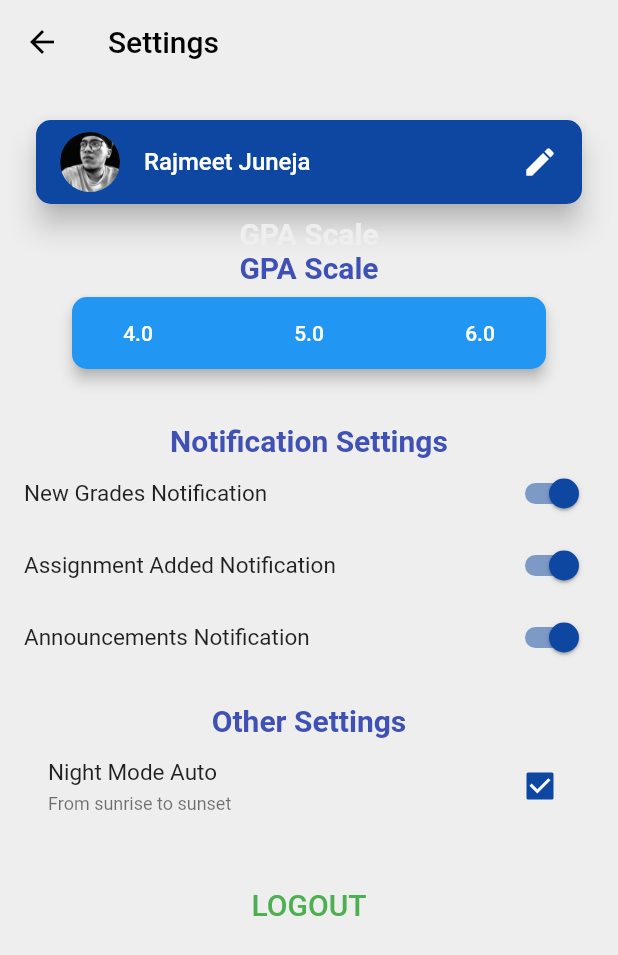
After one commit to Suvanch/post_graded, a Flutter app: the settingsPage screen opened directly, on a phone screen of 412 x 824 dp. The commit adds this screen. Shown: the top 955 px of the screen. Run offline on Flutter 3.47's test engine with Material 2 defaults, Android fonts, the phone set to English and light mode, and no system bars; our stand-ins replace page_transition, simple_animations.

Commit message:
Created Settings Page

```diff
--- a/lib/main.dart
+++ b/lib/main.dart
@@ -1,5 +1,6 @@
 import 'package:flutter/material.dart';
 import 'package:flutter/rendering.dart';
+import 'package:postgraded/settingsPage.dart';
 
 //void main() => runApp(gradedApp());
 
@@ -32,7 +33,8 @@ class gradedApp extends StatelessWidget {
                     icon: Icon(
                         appBarIcons(title: 'Car', icon: Icons.autorenew).icon),
                     onPressed: () {
-                      print("ye i clicke it");
+                      Navigator.push(context, MaterialPageRoute(builder: (context) => settingsPage()));
+                      //Change back only for test
                     },
                   ),
                 ],
--- /dev/null
+++ b/lib/settingsPage.dart
@@ -0,0 +1,152 @@
+import 'package:flutter/material.dart';
+import 'package:flutter/gestures.dart';
+import 'package:postgraded/Intro.dart';
+
+class settingsPage extends StatelessWidget{
+  bool _tester = false;
+  @override
+  Widget build(BuildContext context) {
+    return Scaffold(
+      backgroundColor: Colors.grey.shade200,
+      appBar: AppBar(
+        elevation: 0,
+        brightness: Brightness.light,
+        iconTheme: IconThemeData(color: Colors.black),
+        backgroundColor: Colors.grey.shade200,
+        title: Text('Settings',textAlign: TextAlign.center, style: TextStyle(color: Colors.black),),
+      ),
+      body: SingleChildScrollView(
+        padding: const EdgeInsets.all(16.0),
+        child: Column(
+          crossAxisAlignment: CrossAxisAlignment.start,
+          children: <Widget>[
+            Card(
+              elevation: 8.0,
+              shape: RoundedRectangleBorder(borderRadius: BorderRadius.circular(10.0)),
+              margin: const EdgeInsets.all(8.0),
+              color: Colors.blue[900],
+              child: ListTile(
+                onTap: (){
+                  //Edit name or details
+                },
+                title: Text("Rajmeet Juneja",style: TextStyle(color: Colors.white,fontWeight:
+                FontWeight.w500),),
+                leading: CircleAvatar(
+                  backgroundImage: AssetImage('assets/images/profile.png'),
+                ),
+                trailing: Icon(Icons.edit, color: Colors.white,),
+              ),
+            ),
+            //const SizedBox(width: 10.0,),
+            Center(
+              child: Text("GPA Scale",textAlign: TextAlign.center, style: TextStyle(
+                fontSize: 20,
+                fontWeight: FontWeight.bold,
+                color: Colors.grey.shade200,
+              ),),
+            ),
+            Center(
+              child: Text("GPA Scale",textAlign: TextAlign.center, style: TextStyle(
+                fontSize: 20,
+                fontWeight: FontWeight.bold,
+                color: Colors.indigo,
+              ),),
+            ),
+            Card(
+                elevation: 4.0,
+                margin: const EdgeInsets.fromLTRB(32.0, 8.0, 32.0, 16.0),
+                shape: RoundedRectangleBorder(borderRadius: BorderRadius.circular(10.0)),
+                color: Colors.blue,
+                child: Row(
+                  mainAxisAlignment: MainAxisAlignment.spaceBetween,
+                  children: <Widget>[
+                    FlatButton(
+                      child: new Text("4.0", style: TextStyle(color: Colors.white),),
+                      color: Colors.lightBlue,
+                      onPressed: null,
+                    ),
+                    VerticalDivider(),
+                    FlatButton(
+                      child: new Text("5.0", style: TextStyle(color: Colors.white),),
+                      color: Colors.lightBlue[400],
+                      onPressed: null,
+                    ),
+                    VerticalDivider(),
+                    FlatButton(
+                      child: new Text("6.0", style: TextStyle(color: Colors.white),),
+                      color: Colors.lightBlue[200],
+                      onPressed: null,
+                    ),
+                  ],
+                ),
+            ),
+            const SizedBox(height: 20.0,),
+            Center(
+              child: Text("Notification Settings",textAlign: TextAlign.center, style: TextStyle(
+                fontSize: 20,
+                fontWeight: FontWeight.bold,
+                color: Colors.indigo,
+              ),),
+            ),
+            SwitchListTile(
+              dense: true,
+              activeColor: Colors.blue[900],
+              contentPadding: const EdgeInsets.all(0),
+              value: true,
+                title: Text("New Grades Notification", style: TextStyle(fontSize: 15.0),),
+                onChanged: (val){},
+            ),
+            SwitchListTile(
+              dense: true,
+              activeColor: Colors.blue[900],
+              contentPadding: const EdgeInsets.all(0),
+              value: true,
+              title: Text("Assignment Added Notification", style: TextStyle(fontSize: 15.0),),
+              onChanged: (val){},
+            ),
+            SwitchListTile(
+              dense: true,
+              activeColor: Colors.blue[900],
+              contentPadding: const EdgeInsets.all(0),
+              value: true,
+              title: Text("Announcements Notification", style: TextStyle(fontSize: 15.0),),
+              onChanged: (val){},
+            ),
+            const SizedBox(height: 20.0,),
+            Center(
+              child: Text("Other Settings",textAlign: TextAlign.center, style: TextStyle(
+                fontSize: 20,
+                fontWeight: FontWeight.bold,
+                color: Colors.indigo,
+              ),),
+            ),
+            CheckboxListTile(
+              dense: true,
+              activeColor: Colors.blue[900],
+              subtitle: Text("From sunrise to sunset"),
+              value: true,
+              title: Text("Night Mode Auto", style: TextStyle(fontSize: 15.0),),
+              onChanged: (val){},
+            ),
+            Center(
+              child: Text("GPA Scale",textAlign: TextAlign.center, style: TextStyle(
+                fontSize: 20,
+                fontWeight: FontWeight.bold,
+                color: Colors.grey.shade200,
+              ),),
+            ),
+            Center(
+              child: FlatButton(
+                child: new Text("LOGOUT", style: TextStyle(fontSize: 20.0,color: Colors.green),),
+                color: Colors.grey.shade200,
+                onPressed: () {
+                  Navigator.push(context, MaterialPageRoute(builder: (context) => HomePage()));
+                },
+              ),
+            ),
+          ],
+        ),
+      ),
+      );
+  }
+}
```
Also changed, not shown: assets/images/profile.png (added).
